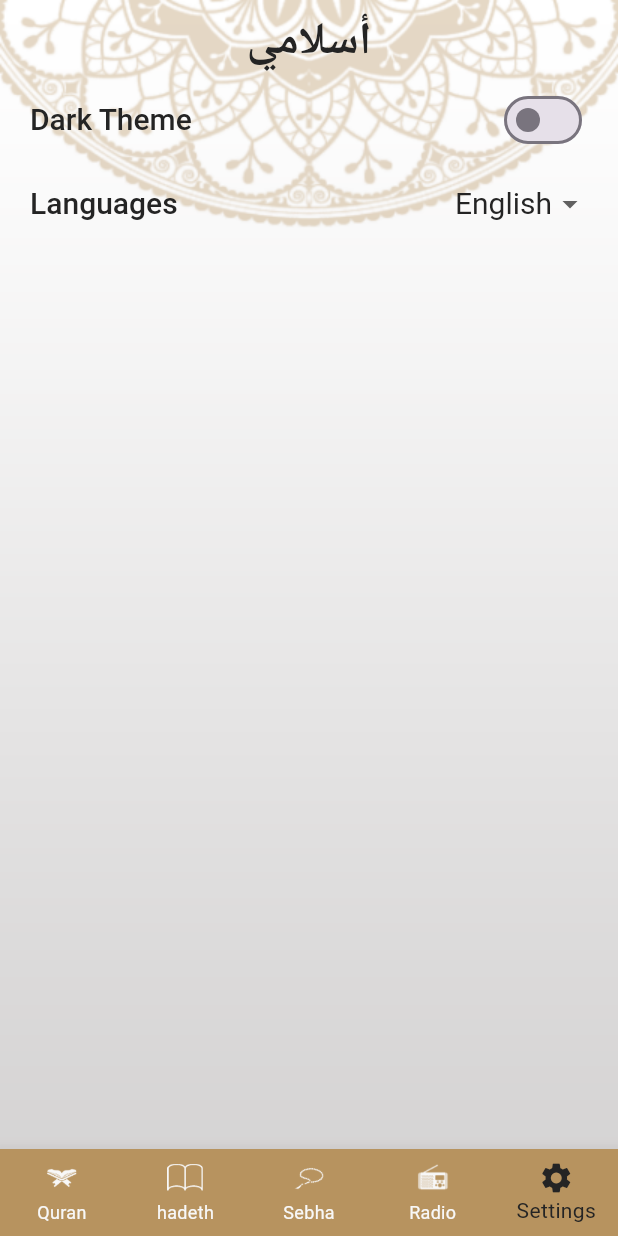
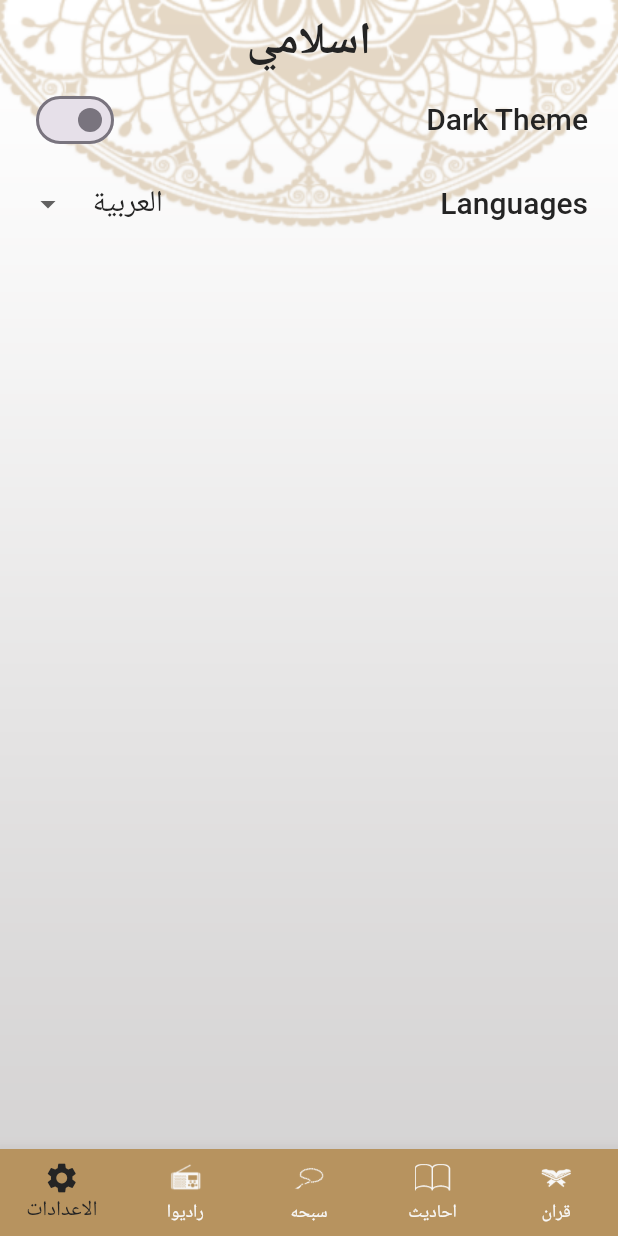
Before and after one commit to mohamed10945/islami_app, a Flutter app: the screen it shows after launch, item 5 of the bottom bar chosen, on a phone screen of 412 x 824 dp. Run offline on Flutter 3.47's test engine with Material 3 defaults, Android fonts, the phone set to English and light mode, and no system bars; generated files the repository leaves out were written again.

Commit message:
implement localization

```diff
--- /dev/null
+++ b/l10n.yaml
@@ -0,0 +1,3 @@
+arb-dir: lib/l10n
+template-arb-file: app_en.arb
+output-localization-file: app_localizations.dart
--- a/lib/home.dart
+++ b/lib/home.dart
@@ -6,6 +6,7 @@ import 'package:islami_app/tabs/sebha/sebha_tab.dart';
 import 'package:islami_app/tabs/settings/settings_Provider.dart';
 import 'package:islami_app/tabs/settings/settings_tab.dart';
 import 'package:provider/provider.dart';
+import 'package:flutter_gen/gen_l10n/app_localizations.dart';
 
 class HomeScreen extends StatefulWidget {
   static const String routeName = "/home/";
@@ -29,13 +30,14 @@ class _HomeScreen extends State<HomeScreen> {
     return Container(
       decoration: BoxDecoration(
         image: DecorationImage(
-          image: AssetImage("assets/images/${Provider.of<SettingsProvider>(context).backgroundImageName}.png"),
+          image: AssetImage(
+              "assets/images/${Provider.of<SettingsProvider>(context).backgroundImageName}.png"),
           fit: BoxFit.fill,
         ),
       ),
       child: Scaffold(
         appBar: AppBar(
-          title: Text("أسلامي"),
+          title: Text(AppLocalizations.of(context)!.islami),
         ),
         body: tabs[currentIndex],
         bottomNavigationBar: BottomNavigationBar(
@@ -47,23 +49,23 @@ class _HomeScreen extends State<HomeScreen> {
             items: [
               BottomNavigationBarItem(
                 icon: ImageIcon(AssetImage("assets/images/icon_quran.png")),
-                label: "Quran",
+                label: AppLocalizations.of(context)!.quran,
               ),
               BottomNavigationBarItem(
                 icon: ImageIcon(AssetImage("assets/images/icon_hadeth.png")),
-                label: "hadeth",
+                label: AppLocalizations.of(context)!.hadeth,
               ),
               BottomNavigationBarItem(
                 icon: ImageIcon(AssetImage("assets/images/icon_sebha.png")),
-                label: "Sebha",
+                label: AppLocalizations.of(context)!.sebha,
               ),
               BottomNavigationBarItem(
                 icon: ImageIcon(AssetImage("assets/images/icon_radio.png")),
-                label: "Radio",
+                label: AppLocalizations.of(context)!.radio,
               ),
               BottomNavigationBarItem(
                 icon: Icon(Icons.settings),
-                label: "Settings",
+                label: AppLocalizations.of(context)!.settings,
               ),
             ]),
       ),
--- /dev/null
+++ b/lib/l10n/app_ar.arb
@@ -0,0 +1,9 @@
+{
+    "islami": "اسلامي",
+    "quran": "قران",
+    "hadeth": "احاديث",
+    "sebha": "سبحه",
+    "radio": "راديوا",
+    "settings": "الاعدادات"
+
+}
--- a/lib/main.dart
+++ b/lib/main.dart
@@ -5,6 +5,8 @@ import 'package:islami_app/tabs/hadeth/hadeth_content_screen.dart';
 import 'package:islami_app/tabs/quran/sura_content_screen.dart';
 import 'package:islami_app/tabs/settings/settings_Provider.dart';
 import 'package:provider/provider.dart';
+import 'package:flutter_localizations/flutter_localizations.dart';
+import 'package:flutter_gen/gen_l10n/app_localizations.dart';
 
 void main() {
   runApp(ChangeNotifierProvider(
@@ -32,6 +34,9 @@ class IslamiApp extends StatelessWidget {
       theme: AppTheme.lightTheme,
       darkTheme: AppTheme.darkTheme,
       themeMode: settingsProvider.themeMode,
+      localizationsDelegates: AppLocalizations.localizationsDelegates,
+      supportedLocales: AppLocalizations.supportedLocales,
+      locale: Locale(settingsProvider.languageCode),
     );
   }
 }
--- a/lib/tabs/settings/settings_Provider.dart
+++ b/lib/tabs/settings/settings_Provider.dart
@@ -2,19 +2,22 @@ import 'package:flutter/material.dart';
 
 class SettingsProvider with ChangeNotifier {
   ThemeMode themeMode = ThemeMode.light;
-  String languageCode = "en";
+  String languageCode = "ar";
 
   bool get isDark => themeMode == ThemeMode.dark;
 
   String get backgroundImageName => isDark ? "dark_bg" : "default_bg";
   String get SebhaBody => isDark ? "body_sebha_dark" : "body_sebha_logo";
   String get SebhaHead => isDark ? "head_sebha_dark" : "head_sebha_logo";
+
+
   void changeThemeMode(ThemeMode selectedTheme) {
     themeMode = selectedTheme;
     notifyListeners();
   }
 
   void ChangeLanguage(String selectedlanguage) {
+    if(selectedlanguage == languageCode) return;
     languageCode = selectedlanguage;
     notifyListeners();
   }
--- a/lib/tabs/settings/settings_tab.dart
+++ b/lib/tabs/settings/settings_tab.dart
@@ -13,8 +13,8 @@ class SettingsTab extends StatefulWidget {
 
 class _SettingsTabState extends State<SettingsTab> {
   List<Language> languages = [
-    Language(name: 'English', code: 'En'),
-    Language(name: 'العربية', code: 'Ar'),
+    Language(name: 'English', code: 'en'),
+    Language(name: 'العربية', code: 'ar'),
   ];
   @override
   Widget build(BuildContext context) {
@@ -51,12 +51,13 @@ class _SettingsTabState extends State<SettingsTab> {
                     ),
               ),
               DropdownButtonHideUnderline(
-                child: DropdownButton(
-                  value: languages.first.code,
+                child: DropdownButton<Language>(
+                  value: languages.firstWhere((languages) =>
+                      languages.code == settingsProvider.languageCode),
                   borderRadius: BorderRadius.circular(20),
                   items: languages
-                      .map((languages) => DropdownMenuItem(
-                            value: languages.code,
+                      .map((languages) => DropdownMenuItem<Language>(
+                            value: languages,
                             child: Text(languages.name,
                                 style:
                                     Theme.of(context).textTheme.headlineSmall),
@@ -64,7 +65,7 @@ class _SettingsTabState extends State<SettingsTab> {
                       .toList(),
                   onChanged: (selectedLanguage) {
                     if (selectedLanguage != null) {
-                      print(selectedLanguage);
+                      settingsProvider.ChangeLanguage(selectedLanguage.code);
                     }
                   },
                   dropdownColor: settingsProvider.isDark
--- a/pubspec.yaml
+++ b/pubspec.yaml
@@ -37,6 +37,9 @@ dependencies:
   cupertino_icons: ^1.0.8
   provider: ^6.1.2
   shared_preferences: ^2.3.2
+  flutter_localizations:
+    sdk: flutter
+  intl: ^0.19.0
 
 dev_dependencies:
   flutter_test:
@@ -61,6 +64,7 @@ flutter:
   # included with your application, so that you can use the icons in
   # the material Icons class.
   uses-material-design: true
+  generate: true
 
   # To add assets to your application, add an assets section, like this:
   assets:
```
Also changed, not shown: lib/l10n/app_en.arb (added, +9 -0 lines), pubspec.lock, 1 other file.
